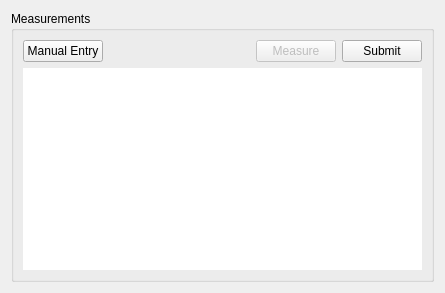
Above: dcs/client/ui/measurement_table.ui from CLSA/cypress before the change. Below: the same form after it.
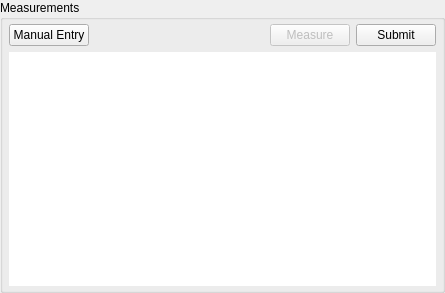
That is the form after the change.

The edit to the form file:
```diff
--- a/dcs/client/ui/measurement_table.ui
+++ b/dcs/client/ui/measurement_table.ui
@@ -14,6 +14,18 @@
    <string>Form</string>
   </property>
   <layout class="QVBoxLayout" name="verticalLayout">
+   <property name="leftMargin">
+    <number>0</number>
+   </property>
+   <property name="topMargin">
+    <number>0</number>
+   </property>
+   <property name="rightMargin">
+    <number>0</number>
+   </property>
+   <property name="bottomMargin">
+    <number>0</number>
+   </property>
    <item>
     <widget class="QGroupBox" name="measurementsInfo">
      <property name="sizePolicy">
@@ -25,7 +37,19 @@
      <property name="title">
       <string>Measurements</string>
      </property>
-     <layout class="QVBoxLayout" name="verticalLayout_2">
+     <layout class="QVBoxLayout" name="verticalLayout_2" stretch="0,1">
+      <property name="leftMargin">
+       <number>6</number>
+      </property>
+      <property name="topMargin">
+       <number>4</number>
+      </property>
+      <property name="rightMargin">
+       <number>6</number>
+      </property>
+      <property name="bottomMargin">
+       <number>4</number>
+      </property>
       <item>
        <layout class="QHBoxLayout" name="horizontalLayout_3">
         <property name="spacing">
@@ -87,8 +111,14 @@
         <property name="frameShadow">
          <enum>QFrame::Shadow::Plain</enum>
         </property>
+        <property name="lineWidth">
+         <number>0</number>
+        </property>
         <property name="gridStyle">
-         <enum>Qt::PenStyle::SolidLine</enum>
+         <enum>Qt::PenStyle::NoPen</enum>
+        </property>
+        <property name="cornerButtonEnabled">
+         <bool>false</bool>
         </property>
        </widget>
       </item>
```
